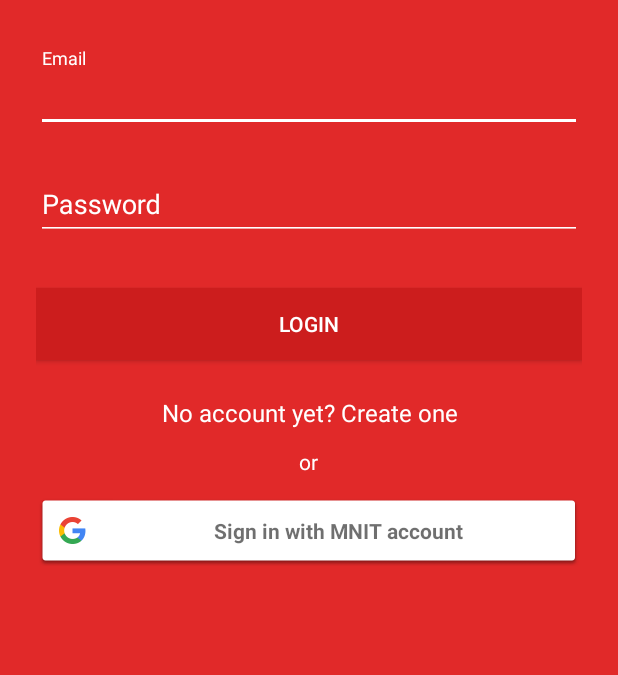
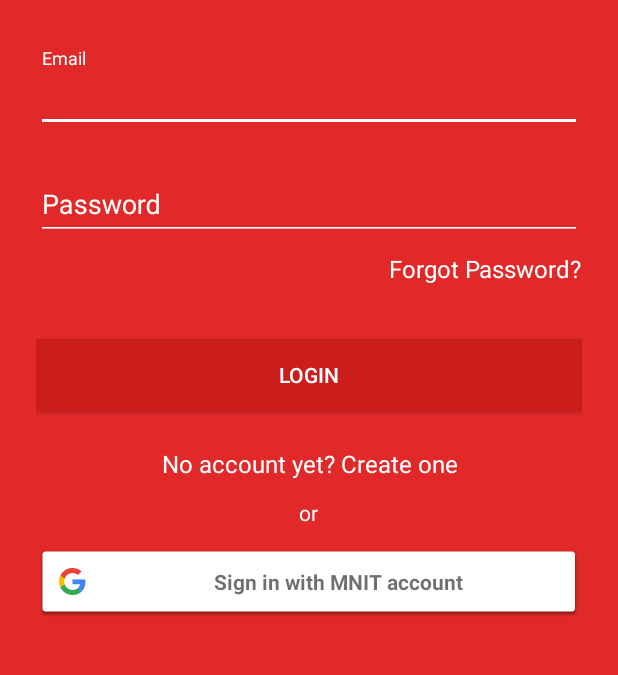
Before and after one commit to lokiore/JavaProject, an Android app: the screen it shows after launch (LoginActivity), on a phone screen of 412 x 824 dp, the part 192-867 px from its top. Run offline under Robolectric (Android 15) with nearby library versions, the phone set to English and light mode, and no system bars; our stand-ins replace ButterKnife, Firebase (no records; nobody signed in at launch, a user with empty details on screens opened directly); Roboto replaces fonts that are not available here.

Commit message:
Forgot Password

```diff
--- a/app/src/main/AndroidManifest.xml
+++ b/app/src/main/AndroidManifest.xml
@@ -22,6 +22,7 @@
         <activity android:name="com.example.rishabh.HomeActivity" android:theme="@style/AppTheme.Dark" />
         <activity android:name="com.example.rishabh.DispProfileActivity" android:theme="@style/AppTheme.Dark" />
         <activity android:name="com.example.rishabh.UpdateProfileActivity" android:theme="@style/AppTheme.Dark" />
+        <activity android:name="com.example.rishabh.ForgotPasswordActivity" android:theme="@style/AppTheme.Dark" />
 
         <meta-data
             android:name="preloaded_fonts"
--- a/app/src/main/java/com/example/rishabh/LoginActivity.java
+++ b/app/src/main/java/com/example/rishabh/LoginActivity.java
@@ -43,6 +43,7 @@ public class LoginActivity extends AppCompatActivity {
     @BindView(com.example.rishabh.R.id.input_password) EditText _passwordText;
     @BindView(com.example.rishabh.R.id.btn_login) Button _loginButton;
     @BindView(com.example.rishabh.R.id.link_signup) TextView _signupLink;
+    @BindView(R.id.link_forgot_password) TextView _forgotPasswordLink;
 
     private FirebaseAuth mAuth = FirebaseAuth.getInstance();
     FirebaseDatabase database = FirebaseDatabase.getInstance();
@@ -78,6 +79,14 @@ public class LoginActivity extends AppCompatActivity {
                 startActivityForResult(intent, REQUEST_SIGNUP);
                 finish();
                 overridePendingTransition(com.example.rishabh.R.anim.push_left_in, com.example.rishabh.R.anim.push_left_out);
+            }
+        });
+
+        _forgotPasswordLink.setOnClickListener(new View.OnClickListener() {
+            @Override
+            public void onClick(View v) {
+                Intent intent = new Intent(LoginActivity.this,ForgotPasswordActivity.class);
+                startActivity(intent);
             }
         });
         signInButton = (SignInButton) findViewById(R.id.sign_in_button);
@@ -273,7 +282,7 @@ public class LoginActivity extends AppCompatActivity {
             }
         }
         else {
-            Toast.makeText(this, "Sign in your account", Toast.LENGTH_SHORT).show();
+            //Toast.makeText(this, "Sign in your account", Toast.LENGTH_SHORT).show();
         }
 
     }
--- a/app/src/main/java/com/example/rishabh/TimelineAdapter.java
+++ b/app/src/main/java/com/example/rishabh/TimelineAdapter.java
@@ -20,7 +20,7 @@ import com.android.volley.toolbox.NetworkImageView;
 
 import java.util.ArrayList;
 
-import info.androidhive.listviewfeed.FeedImageView;
+//import info.androidhive.listviewfeed.FeedImageView;
 
 public class TimelineAdapter extends ArrayAdapter<Timeline> {
 
--- a/app/src/main/res/layout/activity_login.xml
+++ b/app/src/main/res/layout/activity_login.xml
@@ -56,6 +56,15 @@
                 android:inputType="textPassword"/>
         </android.support.design.widget.TextInputLayout>
 
+        <TextView android:id="@+id/link_forgot_password"
+            android:layout_width="wrap_content"
+            android:layout_height="wrap_content"
+            android:layout_marginBottom="12dp"
+            android:text="Forgot Password?"
+            android:layout_gravity="right"
+            android:textColor="@color/white"
+            android:textSize="16dip"/>
+
         <android.support.v7.widget.AppCompatButton
             android:id="@+id/btn_login"
             android:layout_width="fill_parent"
```
Also changed, not shown: app/src/main/java/com/example/rishabh/ForgotPasswordActivity.java (added, +60 -0 lines), app/src/main/java/com/example/rishabh/SignupActivity.java (+15 -0 lines), app/src/main/res/layout/forgot_password.xml (added, +48 -0 lines), 1 other file.
